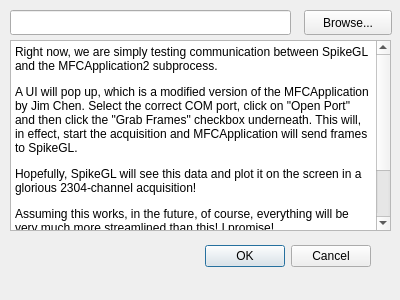
acorver/SpikeGL, file FG_ConfigDialog.ui: the form before one commit.
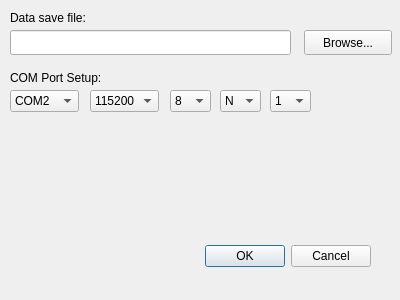
The form after the commit.

Commit message: made mfcapplication be able to start hidden and take params from env

Patch:
```diff
--- a/FG_ConfigDialog.ui
+++ b/FG_ConfigDialog.ui
@@ -29,39 +29,11 @@
     <set>QDialogButtonBox::Cancel|QDialogButtonBox::Ok</set>
    </property>
   </widget>
-  <widget class="QTextEdit" name="textEdit">
-   <property name="geometry">
-    <rect>
-     <x>10</x>
-     <y>40</y>
-     <width>381</width>
-     <height>191</height>
-    </rect>
-   </property>
-   <property name="font">
-    <font>
-     <family>MS Shell Dlg 2</family>
-     <pointsize>9</pointsize>
-    </font>
-   </property>
-   <property name="html">
-    <string>&lt;!DOCTYPE HTML PUBLIC &quot;-//W3C//DTD HTML 4.0//EN&quot; &quot;http://www.w3.org/TR/REC-html40/strict.dtd&quot;&gt;
-&lt;html&gt;&lt;head&gt;&lt;meta name=&quot;qrichtext&quot; content=&quot;1&quot; /&gt;&lt;style type=&quot;text/css&quot;&gt;
-p, li { white-space: pre-wrap; }
-&lt;/style&gt;&lt;/head&gt;&lt;body style=&quot; font-family:'MS Shell Dlg 2'; font-size:9pt; font-weight:400; font-style:normal;&quot;&gt;
-&lt;p style=&quot; margin-top:12px; margin-bottom:12px; margin-left:0px; margin-right:0px; -qt-block-indent:0; text-indent:0px;&quot;&gt;Right now, we are simply testing communication between SpikeGL and the MFCApplication2 subprocess.&lt;/p&gt;
-&lt;p style=&quot; margin-top:12px; margin-bottom:12px; margin-left:0px; margin-right:0px; -qt-block-indent:0; text-indent:0px;&quot;&gt;A UI will pop up, which is a modified version of the MFCApplication by Jim Chen. Select the correct COM port, click on &amp;quot;Open Port&amp;quot; and then click the &amp;quot;Grab Frames&amp;quot; checkbox underneath. This will, in effect, start the acquisition and MFCApplication will send frames to SpikeGL. &lt;/p&gt;
-&lt;p style=&quot; margin-top:12px; margin-bottom:12px; margin-left:0px; margin-right:0px; -qt-block-indent:0; text-indent:0px;&quot;&gt;Hopefully, SpikeGL will see this data and plot it on the screen in a glorious 2304-channel acquisition!&lt;/p&gt;
-&lt;p style=&quot; margin-top:12px; margin-bottom:12px; margin-left:0px; margin-right:0px; -qt-block-indent:0; text-indent:0px;&quot;&gt;Assuming this works, in the future, of course, everything will be very much more streamlined than this! I promise!&lt;/p&gt;
-&lt;p style=&quot; margin-top:12px; margin-bottom:12px; margin-left:0px; margin-right:0px; -qt-block-indent:0; text-indent:0px;&quot;&gt;-Calin&lt;/p&gt;
-&lt;p style=&quot; margin-top:12px; margin-bottom:12px; margin-left:0px; margin-right:0px; -qt-block-indent:0; text-indent:0px;&quot;&gt;&lt;br /&gt;&lt;/p&gt;&lt;/body&gt;&lt;/html&gt;</string>
-   </property>
-  </widget>
   <widget class="QPushButton" name="browseBut">
    <property name="geometry">
     <rect>
      <x>304</x>
-     <y>10</y>
+     <y>30</y>
      <width>88</width>
      <height>25</height>
     </rect>
@@ -74,12 +46,194 @@
    <property name="geometry">
     <rect>
      <x>10</x>
-     <y>10</y>
+     <y>30</y>
      <width>281</width>
      <height>25</height>
     </rect>
    </property>
   </widget>
+  <widget class="QComboBox" name="com">
+   <property name="geometry">
+    <rect>
+     <x>10</x>
+     <y>90</y>
+     <width>69</width>
+     <height>22</height>
+    </rect>
+   </property>
+   <property name="currentIndex">
+    <number>1</number>
+   </property>
+   <item>
+    <property name="text">
+     <string>COM1</string>
+    </property>
+   </item>
+   <item>
+    <property name="text">
+     <string>COM2</string>
+    </property>
+   </item>
+   <item>
+    <property name="text">
+     <string>COM3</string>
+    </property>
+   </item>
+   <item>
+    <property name="text">
+     <string>COM4</string>
+    </property>
+   </item>
+  </widget>
+  <widget class="QComboBox" name="baud">
+   <property name="geometry">
+    <rect>
+     <x>90</x>
+     <y>90</y>
+     <width>69</width>
+     <height>22</height>
+    </rect>
+   </property>
+   <property name="currentIndex">
+    <number>1</number>
+   </property>
+   <item>
+    <property name="text">
+     <string>230400</string>
+    </property>
+   </item>
+   <item>
+    <property name="text">
+     <string>115200</string>
+    </property>
+   </item>
+   <item>
+    <property name="text">
+     <string>57600</string>
+    </property>
+   </item>
+   <item>
+    <property name="text">
+     <string>38400</string>
+    </property>
+   </item>
+   <item>
+    <property name="text">
+     <string>28800</string>
+    </property>
+   </item>
+   <item>
+    <property name="text">
+     <string>19200</string>
+    </property>
+   </item>
+   <item>
+    <property name="text">
+     <string>9600</string>
+    </property>
+   </item>
+   <item>
+    <property name="text">
+     <string>4800</string>
+    </property>
+   </item>
+   <item>
+    <property name="text">
+     <string>2400</string>
+    </property>
+   </item>
+  </widget>
+  <widget class="QComboBox" name="bits">
+   <property name="geometry">
+    <rect>
+     <x>170</x>
+     <y>90</y>
+     <width>41</width>
+     <height>22</height>
+    </rect>
+   </property>
+   <item>
+    <property name="text">
+     <string>8</string>
+    </property>
+   </item>
+   <item>
+    <property name="text">
+     <string>7</string>
+    </property>
+   </item>
+  </widget>
+  <widget class="QComboBox" name="parity">
+   <property name="geometry">
+    <rect>
+     <x>220</x>
+     <y>90</y>
+     <width>41</width>
+     <height>22</height>
+    </rect>
+   </property>
+   <item>
+    <property name="text">
+     <string>N</string>
+    </property>
+   </item>
+   <item>
+    <property name="text">
+     <string>E</string>
+    </property>
+   </item>
+   <item>
+    <property name="text">
+     <string>O</string>
+    </property>
+   </item>
+  </widget>
+  <widget class="QLabel" name="label">
+   <property name="geometry">
+    <rect>
+     <x>10</x>
+     <y>70</y>
+     <width>271</width>
+     <height>16</height>
+    </rect>
+   </property>
+   <property name="text">
+    <string>COM Port Setup:</string>
+   </property>
+  </widget>
+  <widget class="QComboBox" name="stop">
+   <property name="geometry">
+    <rect>
+     <x>270</x>
+     <y>90</y>
+     <width>41</width>
+     <height>22</height>
+    </rect>
+   </property>
+   <item>
+    <property name="text">
+     <string>1</string>
+    </property>
+   </item>
+   <item>
+    <property name="text">
+     <string>2</string>
+    </property>
+   </item>
+  </widget>
+  <widget class="QLabel" name="label_2">
+   <property name="geometry">
+    <rect>
+     <x>10</x>
+     <y>10</y>
+     <width>241</width>
+     <height>16</height>
+    </rect>
+   </property>
+   <property name="text">
+    <string>Data save file:</string>
+   </property>
+  </widget>
  </widget>
  <resources/>
  <connections>
```
The commit also changes 8 other files.
